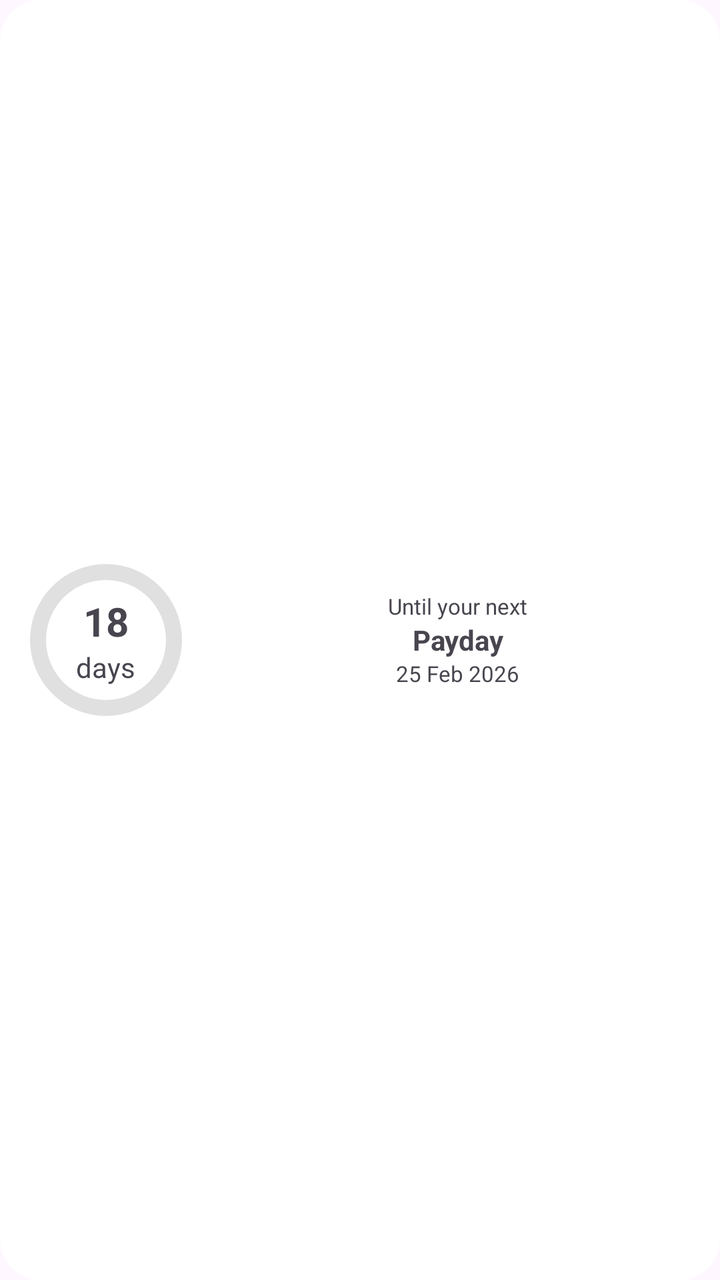
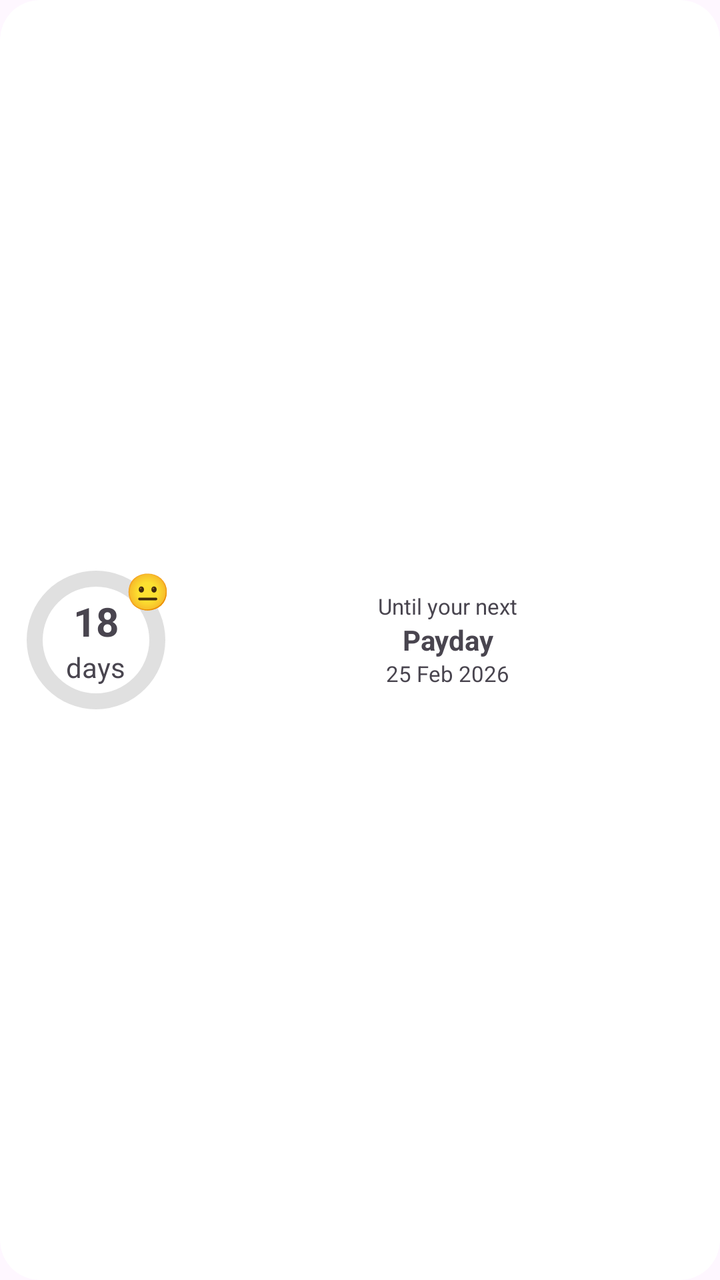

Before-and-after screenshots of an Android layout around one commit, followed by the original layout XML and the change that was made.
<!-- AndroidManifest.xml: application theme Theme.PaydayWidget -->
<!-- res/layout/payday_widget.xml -->
<RelativeLayout xmlns:android="http://schemas.android.com/apk/res/android"
    style="@style/Widget.PaydayWidget.AppWidget.Container"
    android:layout_width="match_parent"
    android:layout_height="match_parent"
    android:background="@drawable/widget_bg"
    android:padding="8dp">

    <ProgressBar
        android:id="@+id/progressCircle"
        style="?android:attr/progressBarStyleHorizontal"
        android:layout_width="90dp"
        android:layout_height="90dp"
        android:layout_alignParentStart="true"
        android:layout_centerVertical="true"
        android:indeterminate="false"
        android:max="30"
        android:progress="0"
        android:progressDrawable="@drawable/circle_progress"
        android:rotation="-90" />

    <LinearLayout
        android:layout_width="90dp"
        android:layout_height="90dp"
        android:layout_alignStart="@id/progressCircle"
        android:layout_alignTop="@id/progressCircle"
        android:gravity="center"
        android:orientation="vertical">

        <TextView
            android:id="@+id/txtDays"
            android:layout_width="wrap_content"
            android:layout_height="wrap_content"
            android:text="18"
            android:textSize="20sp"
            android:textStyle="bold" />

        <TextView
            android:id="@+id/txtLabel"
            android:layout_width="wrap_content"
            android:layout_height="wrap_content"
            android:text="days" />
    </LinearLayout>

    <LinearLayout
        android:layout_width="match_parent"
        android:layout_height="match_parent"
        android:layout_toEndOf="@id/progressCircle"
        android:gravity="center"
        android:orientation="vertical">

        <TextView
            android:id="@+id/txtPaydayInfo1"
            android:layout_width="wrap_content"
            android:layout_height="wrap_content"
            android:layout_marginStart="4dp"
            android:gravity="start"
            android:text="Until your next"
            android:textSize="11sp" />

        <TextView
            android:id="@+id/txtPaydayInfo2"
            android:layout_width="wrap_content"
            android:layout_height="wrap_content"
            android:layout_marginStart="4dp"
            android:gravity="start"
            android:text="Payday"
            android:textSize="14sp"
            android:textStyle="bold" />

        <TextView
            android:id="@+id/txtPaydayInfo3"
            android:layout_width="wrap_content"
            android:layout_height="wrap_content"
            android:layout_marginStart="4dp"
            android:gravity="start"
            android:text="25 Feb 2026"
            android:textSize="11sp" />
    </LinearLayout>

</RelativeLayout>
<!-- resources referenced by this layout -->
<resources>
  <!-- drawable circle_progress (drawable) -->
  <layer-list xmlns:android="http://schemas.android.com/apk/res/android">
  
      <item>
          <shape
              android:shape="ring"
              android:thickness="8dp"
              android:useLevel="false">
              <solid android:color="#E0E0E0"/>
          </shape>
      </item>
  
      <item>
          <shape
              android:shape="ring"
              android:thickness="8dp"
              android:useLevel="true">
              <solid android:color="#3F51B5"/>
              <corners android:radius="4dp"/>
          </shape>
      </item>
  
  </layer-list>
  <!-- drawable widget_bg (drawable) -->
  <shape xmlns:android="http://schemas.android.com/apk/res/android">
      <solid android:color="#FFFFFF"/>
      <corners android:radius="20dp"/>
      <padding
          android:left="8dp"
          android:top="8dp"
          android:right="8dp"
          android:bottom="8dp"/>
  </shape>
  <style name="Widget.PaydayWidget.AppWidget.Container" parent="android:Widget">
          <item name="android:id">@android:id/background</item>
          <item name="android:background">?android:attr/colorBackground</item>
      </style>
  <style name="Theme.PaydayWidget" parent="Base.Theme.PaydayWidget" />
  <style name="Base.Theme.PaydayWidget" parent="Theme.Material3.DayNight.NoActionBar">
          
          
      </style>
</resources>

<!-- the commit's change to res/layout/payday_widget.xml (unified diff, before → after) -->
@@ -5,46 +5,67 @@
     android:background="@drawable/widget_bg"
     android:padding="8dp">
 
-    <ProgressBar
-        android:id="@+id/progressCircle"
-        style="?android:attr/progressBarStyleHorizontal"
-        android:layout_width="90dp"
-        android:layout_height="90dp"
+    <LinearLayout
+        android:id="@+id/leftColumn"
+        android:layout_width="wrap_content"
+        android:layout_height="wrap_content"
         android:layout_alignParentStart="true"
         android:layout_centerVertical="true"
-        android:indeterminate="false"
-        android:max="30"
-        android:progress="0"
-        android:progressDrawable="@drawable/circle_progress"
-        android:rotation="-90" />
-
-    <LinearLayout
-        android:layout_width="90dp"
-        android:layout_height="90dp"
-        android:layout_alignStart="@id/progressCircle"
-        android:layout_alignTop="@id/progressCircle"
-        android:gravity="center"
+        android:gravity="center_horizontal"
         android:orientation="vertical">
 
-        <TextView
-            android:id="@+id/txtDays"
-            android:layout_width="wrap_content"
-            android:layout_height="wrap_content"
-            android:text="18"
-            android:textSize="20sp"
-            android:textStyle="bold" />
+        <FrameLayout
+            android:layout_width="80dp"
+            android:layout_height="80dp">
 
-        <TextView
-            android:id="@+id/txtLabel"
-            android:layout_width="wrap_content"
-            android:layout_height="wrap_content"
-            android:text="days" />
+            <ProgressBar
+                android:id="@+id/progressCircle"
+                style="?android:attr/progressBarStyleHorizontal"
+                android:layout_width="match_parent"
+                android:layout_height="match_parent"
+                android:indeterminate="false"
+                android:max="30"
+                android:progress="0"
+                android:progressDrawable="@drawable/circle_progress"
+                android:rotation="-90" />
+
+            <LinearLayout
+                android:layout_width="match_parent"
+                android:layout_height="match_parent"
+                android:gravity="center"
+                android:orientation="vertical">
+
+                <TextView
+                    android:id="@+id/txtDays"
+                    android:layout_width="wrap_content"
+                    android:layout_height="wrap_content"
+                    android:text="18"
+                    android:textSize="20sp"
+                    android:textStyle="bold" />
+
+                <TextView
+                    android:id="@+id/txtLabel"
+                    android:layout_width="wrap_content"
+                    android:layout_height="wrap_content"
+                    android:text="days" />
+            </LinearLayout>
+
+            <TextView
+                android:id="@+id/txtMood"
+                android:layout_width="wrap_content"
+                android:layout_height="wrap_content"
+                android:layout_gravity="top|end"
+                android:gravity="center"
+                android:padding="3dp"
+                android:text="😐"
+                android:textSize="18sp" />
+        </FrameLayout>
     </LinearLayout>
 
     <LinearLayout
         android:layout_width="match_parent"
         android:layout_height="match_parent"
-        android:layout_toEndOf="@id/progressCircle"
+        android:layout_toEndOf="@id/leftColumn"
         android:gravity="center"
         android:orientation="vertical">
 
